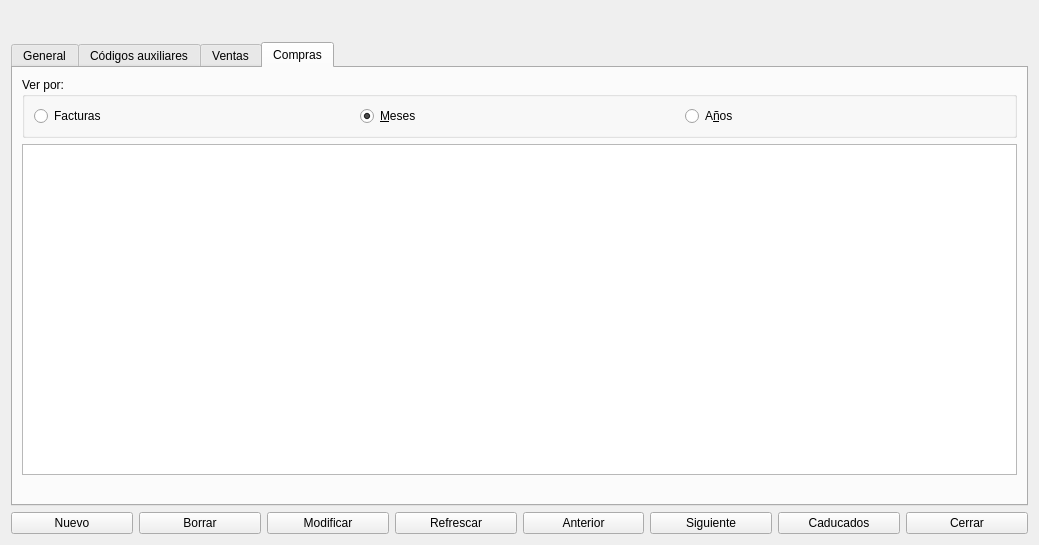
The window that articulos.ui (Ladis72/tienda) describes before a commit, drawn with Qt 5.
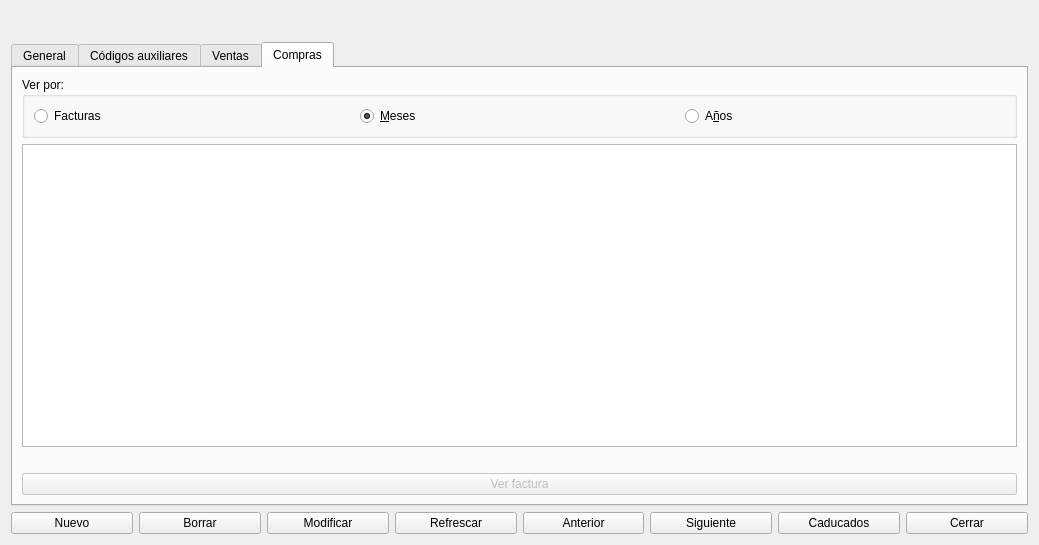
The same window after the commit. The open tabs and pages were chosen to show the change.

Commit message: Ver facturas desde compra de articulos

```diff
--- a/articulos.ui
+++ b/articulos.ui
@@ -551,6 +551,16 @@
          </layout>
         </widget>
        </item>
+       <item row="3" column="0">
+        <widget class="QPushButton" name="pushButtonVerFactura">
+         <property name="enabled">
+          <bool>false</bool>
+         </property>
+         <property name="text">
+          <string>Ver factura</string>
+         </property>
+        </widget>
+       </item>
        <item row="2" column="0">
         <widget class="QLabel" name="labelProveedor">
          <property name="text">
```
The commit also changes 2 other files.
